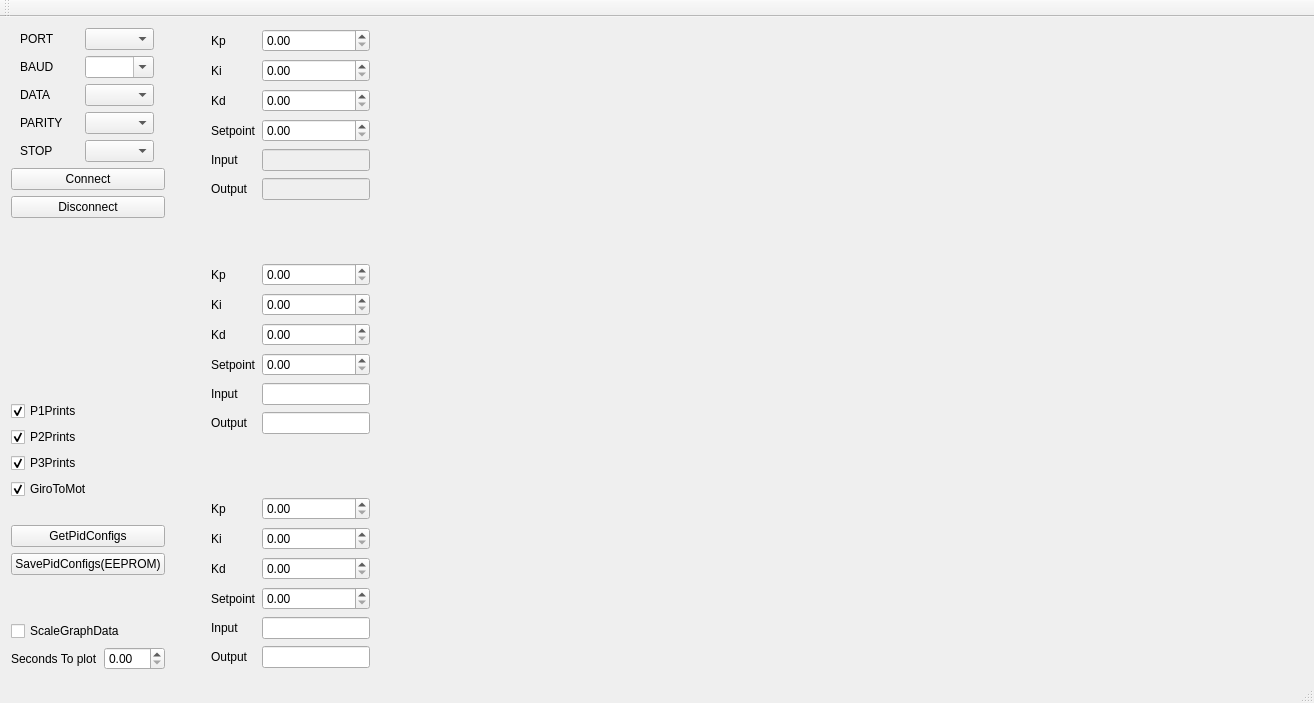
Qt form mainwindow.ui (gse4me/ArduPlot) before a commit.
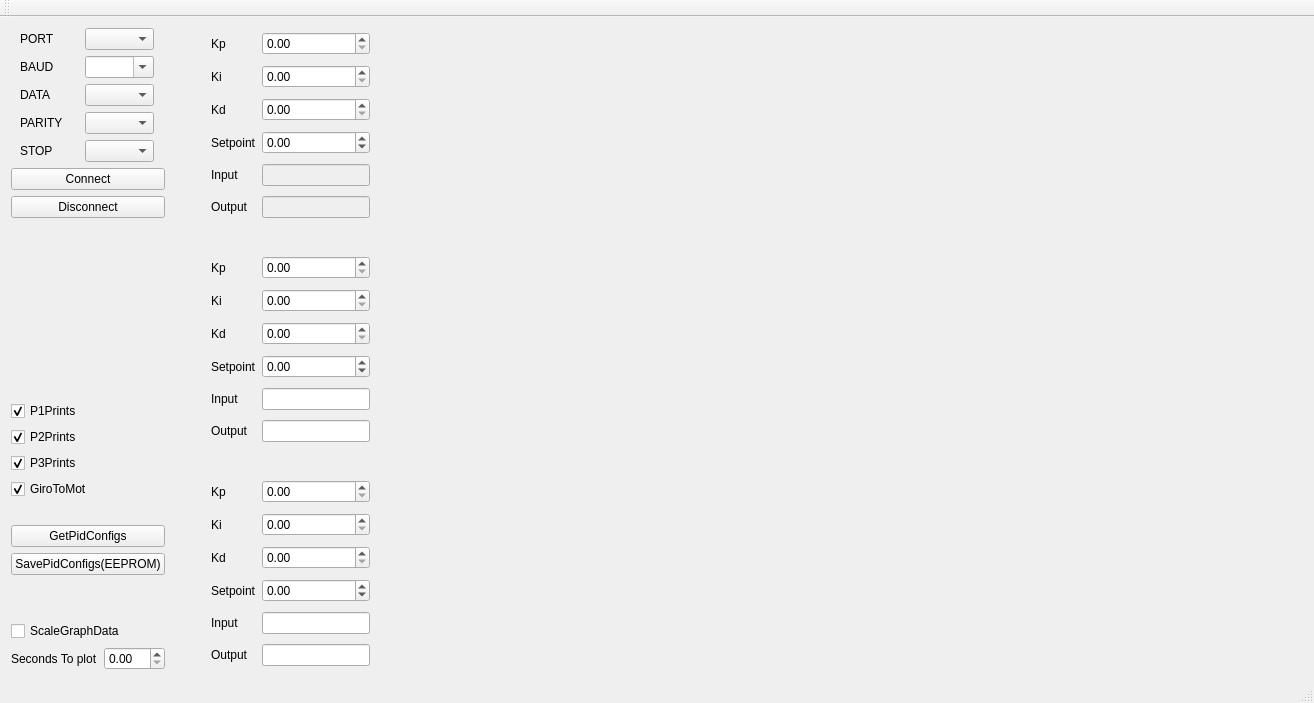
The same form after that commit. Custom widgets are drawn as their Qt base class.

Diff of the .ui file:
```diff
--- a/mainwindow.ui
+++ b/mainwindow.ui
@@ -393,7 +393,7 @@
     <item row="0" column="2">
      <layout class="QGridLayout" name="gridLayout_4">
       <property name="verticalSpacing">
-       <number>60</number>
+       <number>30</number>
       </property>
       <item row="0" column="0">
        <layout class="QGridLayout" name="gridLayout">
@@ -418,6 +418,9 @@
             <verstretch>0</verstretch>
            </sizepolicy>
           </property>
+          <property name="maximum">
+           <double>999.990000000000009</double>
+          </property>
          </widget>
         </item>
         <item row="1" column="0">
@@ -441,6 +444,9 @@
             <verstretch>0</verstretch>
            </sizepolicy>
           </property>
+          <property name="maximum">
+           <double>999.990000000000009</double>
+          </property>
          </widget>
         </item>
         <item row="2" column="0">
@@ -464,6 +470,9 @@
             <verstretch>0</verstretch>
            </sizepolicy>
           </property>
+          <property name="maximum">
+           <double>999.990000000000009</double>
+          </property>
          </widget>
         </item>
         <item row="3" column="0">
@@ -545,6 +554,9 @@
             <verstretch>0</verstretch>
            </sizepolicy>
           </property>
+          <property name="minimum">
+           <double>-99.000000000000000</double>
+          </property>
          </widget>
         </item>
        </layout>
@@ -572,6 +584,9 @@
             <verstretch>0</verstretch>
            </sizepolicy>
           </property>
+          <property name="maximum">
+           <double>999.990000000000009</double>
+          </property>
          </widget>
         </item>
         <item row="1" column="0">
@@ -595,6 +610,9 @@
             <verstretch>0</verstretch>
            </sizepolicy>
           </property>
+          <property name="maximum">
+           <double>999.990000000000009</double>
+          </property>
          </widget>
         </item>
         <item row="2" column="0">
@@ -618,6 +636,9 @@
             <verstretch>0</verstretch>
            </sizepolicy>
           </property>
+          <property name="maximum">
+           <double>999.990000000000009</double>
+          </property>
          </widget>
         </item>
         <item row="3" column="0">
@@ -687,6 +708,9 @@
             <verstretch>0</verstretch>
            </sizepolicy>
           </property>
+          <property name="minimum">
+           <double>-99.000000000000000</double>
+          </property>
          </widget>
         </item>
        </layout>
@@ -714,6 +738,9 @@
             <verstretch>0</verstretch>
            </sizepolicy>
           </property>
+          <property name="maximum">
+           <double>999.990000000000009</double>
+          </property>
          </widget>
         </item>
         <item row="1" column="0">
@@ -737,6 +764,9 @@
             <verstretch>0</verstretch>
            </sizepolicy>
           </property>
+          <property name="maximum">
+           <double>999.990000000000009</double>
+          </property>
          </widget>
         </item>
         <item row="2" column="0">
@@ -760,6 +790,9 @@
             <verstretch>0</verstretch>
            </sizepolicy>
           </property>
+          <property name="maximum">
+           <double>999.990000000000009</double>
+          </property>
          </widget>
         </item>
         <item row="3" column="0">
@@ -829,6 +862,9 @@
             <verstretch>0</verstretch>
            </sizepolicy>
           </property>
+          <property name="minimum">
+           <double>-99.000000000000000</double>
+          </property>
          </widget>
         </item>
        </layout>
```
